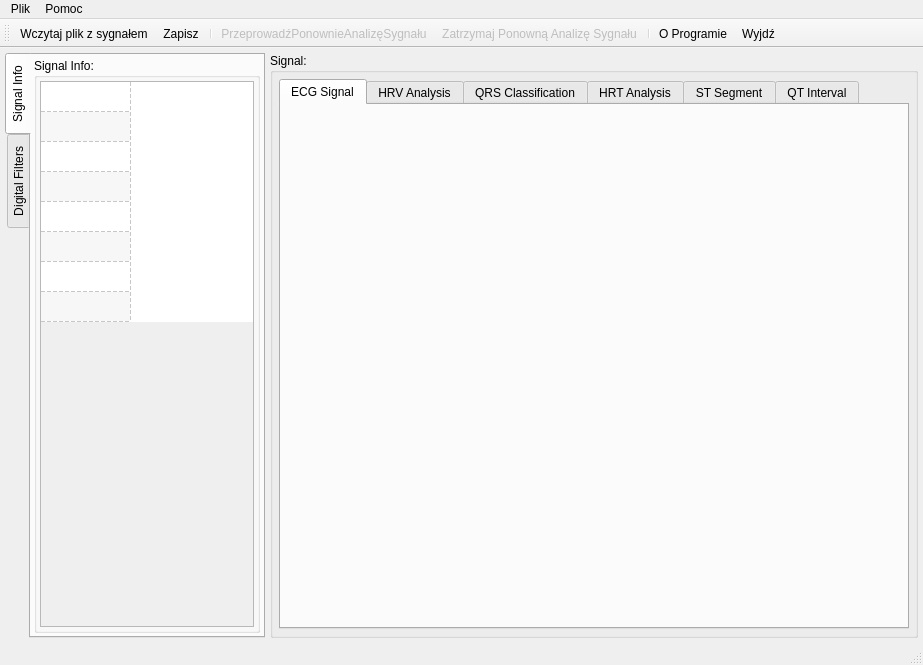
The window that ecganalyzer.ui (mateuszbaran/ECG-analyzer) describes before a commit, drawn with Qt 5.
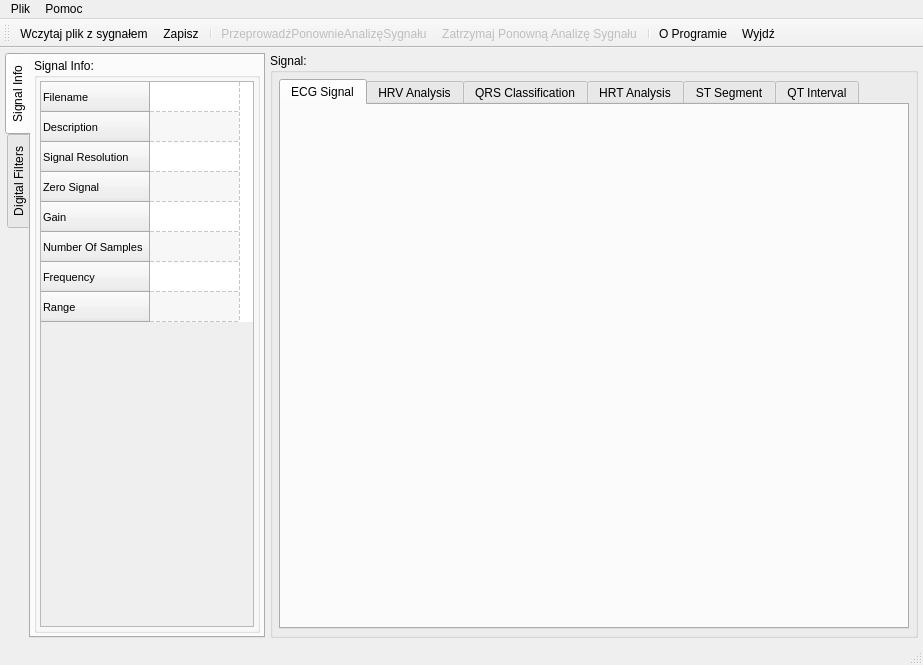
The same window after the commit. The open tabs and pages were chosen to show the change. Icons and pictures are not drawn. Custom widgets are drawn as their Qt base class.

```diff
--- a/ecganalyzer.ui
+++ b/ecganalyzer.ui
@@ -188,7 +188,7 @@
                     <bool>false</bool>
                    </attribute>
                    <attribute name="verticalHeaderVisible">
-                    <bool>false</bool>
+                    <bool>true</bool>
                    </attribute>
                    <attribute name="verticalHeaderCascadingSectionResizes">
                     <bool>false</bool>
```
Left out of the diff: 2 changed lines with no effect on the pictures.
